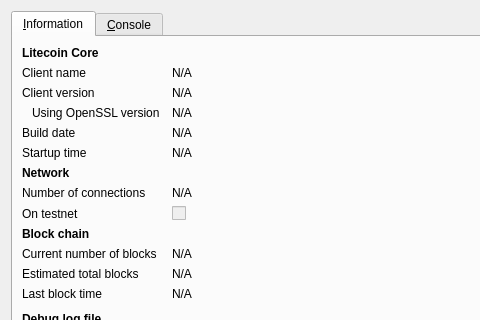
Before: the Qt Designer form src/qt/forms/rpcconsole.ui in jdogewow/LIRA, drawn with Qt 5; both pictures show x 0 to 480 and y 0 to 320 of the 740 by 450 pixel window.
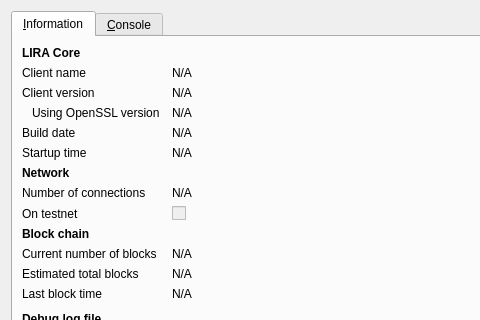
After: the same form once the commit is applied. Icons and pictures are not drawn.

The edit to the form file:
```diff
--- a/src/qt/forms/rpcconsole.ui
+++ b/src/qt/forms/rpcconsole.ui
@@ -36,7 +36,7 @@
           </font>
          </property>
          <property name="text">
-          <string>Litecoin Core</string>
+          <string>LIRA Core</string>
          </property>
         </widget>
        </item>
```
Left out of the diff: 6 changed lines with no effect on the pictures.
